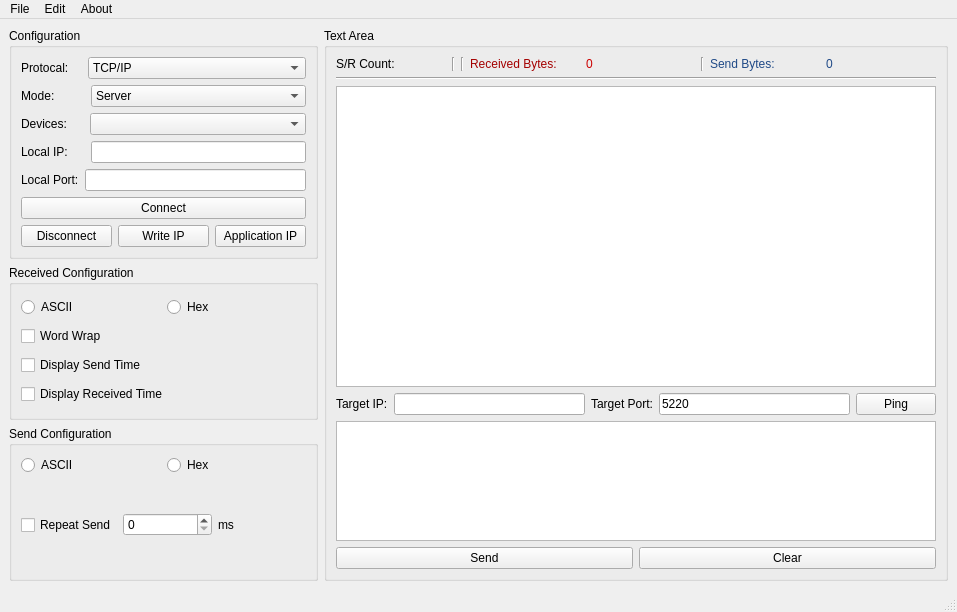
First picture: the form in uiform/MainUi.ui, repository carloscn/tinyNetwork, before the edit.
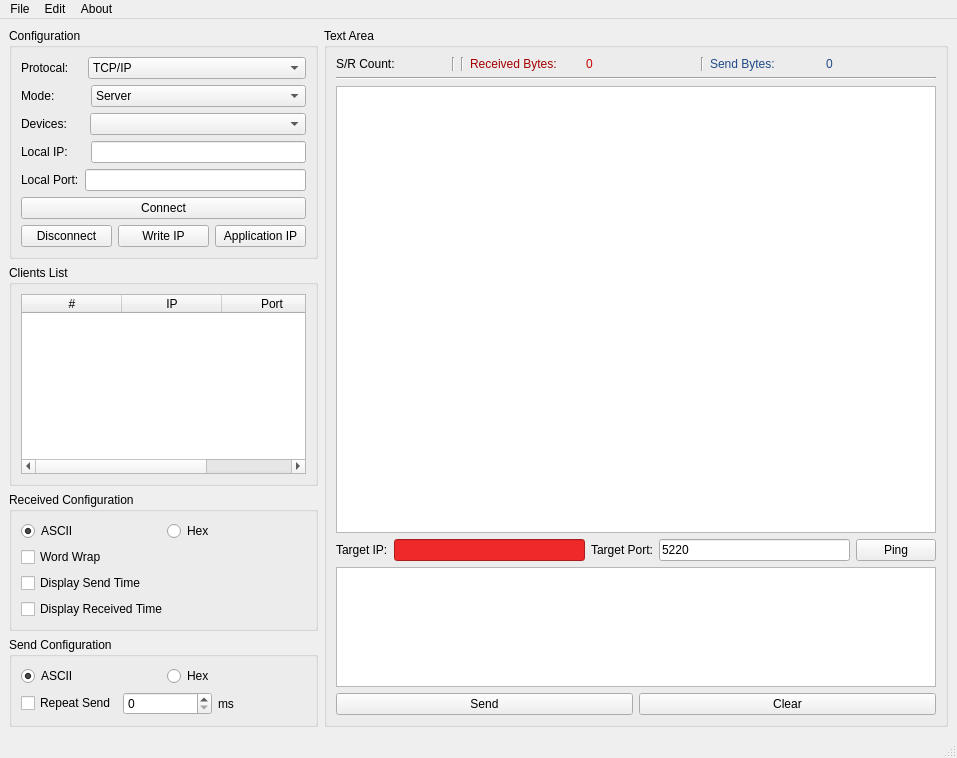
Second picture: the form after the edit.

Patch:
```diff
--- a/uiform/MainUi.ui
+++ b/uiform/MainUi.ui
@@ -7,7 +7,7 @@
     <x>0</x>
     <y>0</y>
     <width>957</width>
-    <height>612</height>
+    <height>758</height>
    </rect>
   </property>
   <property name="windowTitle">
@@ -188,6 +188,34 @@
         </layout>
        </widget>
       </item>
+      <item>
+       <widget class="QGroupBox" name="groupBoxClientList">
+        <property name="title">
+         <string>Clients List</string>
+        </property>
+        <layout class="QVBoxLayout" name="verticalLayout_7">
+         <item>
+          <widget class="QTableWidget" name="tableWidgetClientList">
+           <column>
+            <property name="text">
+             <string>#</string>
+            </property>
+           </column>
+           <column>
+            <property name="text">
+             <string>IP</string>
+            </property>
+           </column>
+           <column>
+            <property name="text">
+             <string>Port</string>
+            </property>
+           </column>
+          </widget>
+         </item>
+        </layout>
+       </widget>
+      </item>
       <item>
        <widget class="QGroupBox" name="groupBox_3">
         <property name="title">
@@ -201,6 +229,9 @@
              <property name="text">
               <string>ASCII</string>
              </property>
+             <property name="checked">
+              <bool>true</bool>
+             </property>
             </widget>
            </item>
            <item>
@@ -249,6 +280,9 @@
              <property name="text">
               <string>ASCII</string>
              </property>
+             <property name="checked">
+              <bool>true</bool>
+             </property>
             </widget>
            </item>
            <item>
@@ -403,7 +437,11 @@
           </widget>
          </item>
          <item>
-          <widget class="QLineEdit" name="lineEditAimIp"/>
+          <widget class="QLineEdit" name="lineEditAimIp">
+           <property name="styleSheet">
+            <string notr="true">background-color: rgb(239, 41, 41);</string>
+           </property>
+          </widget>
          </item>
          <item>
           <widget class="QLabel" name="label_9">
```
Left out of the diff: 2 changed lines with no effect on the pictures.
